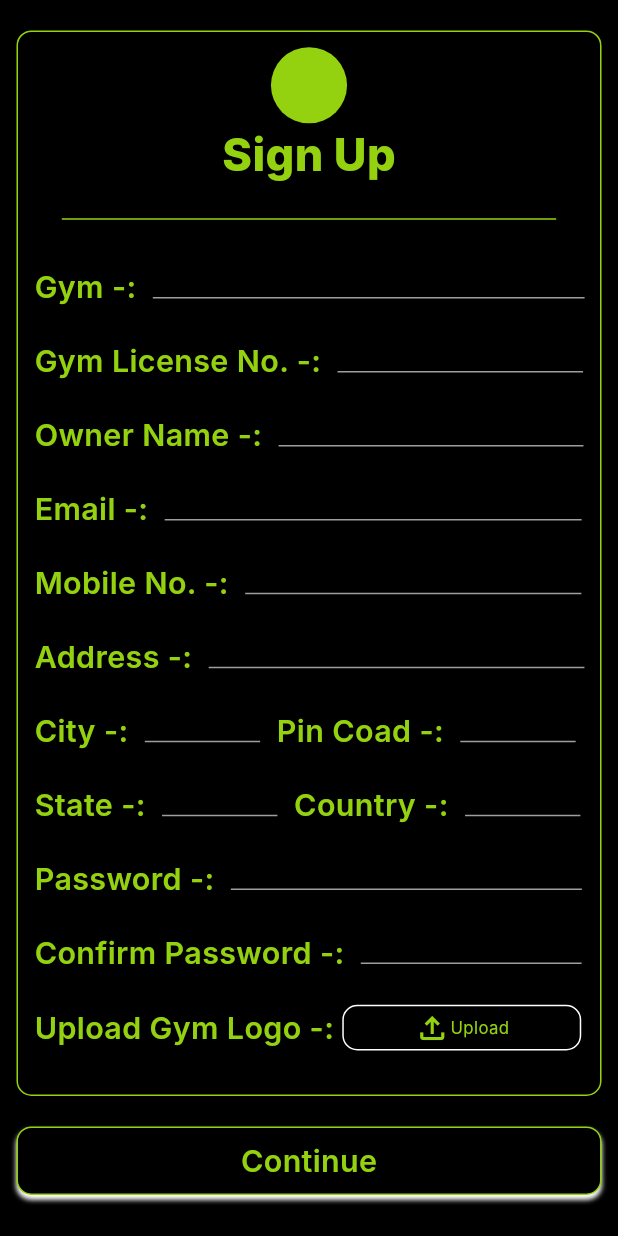
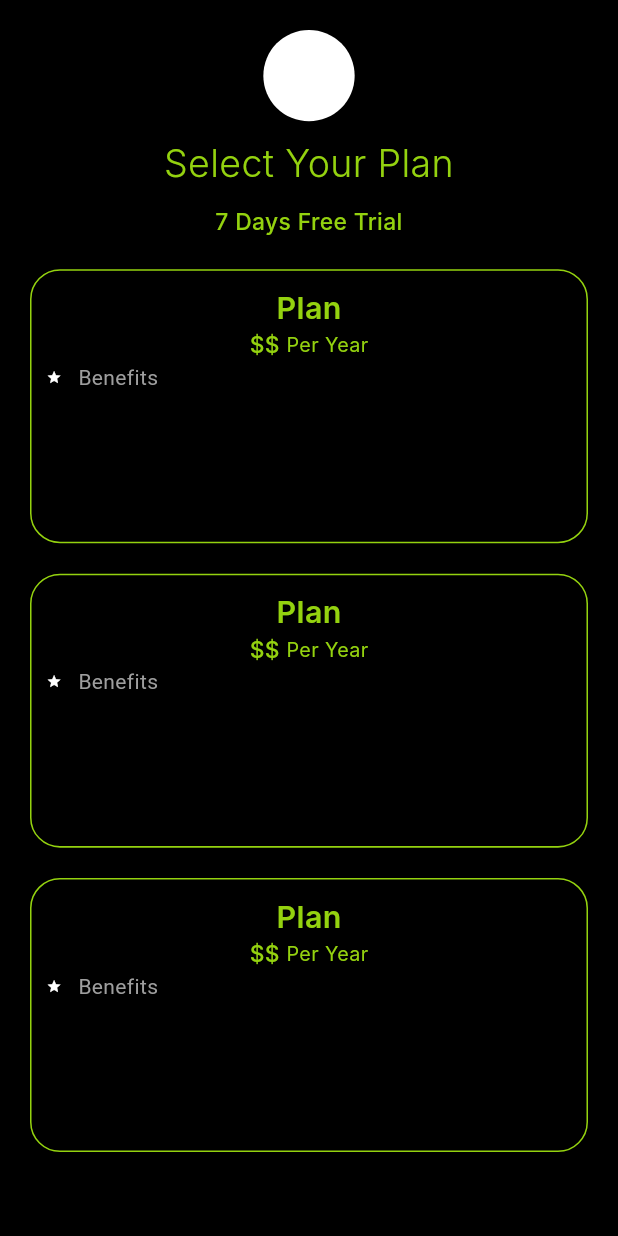
Before and after one commit to Sumeetbharali/360, a Flutter app: the SignUp screen opened by its route, after a tap on "Continue", on a phone screen of 412 x 824 dp. Run offline on Flutter 3.47's test engine with Material 3 defaults, Android fonts, the phone set to English and light mode, and no system bars; our stand-ins replace flutter_screenutil; Roboto replaces fonts that are missing (Inter).

Commit message:
-Plan selection

```diff
--- a/lib/core/configurations/app_router.dart
+++ b/lib/core/configurations/app_router.dart
@@ -3,6 +3,7 @@ import 'package:gym_management/core/configurations/pages_routes.dart';
 import 'package:gym_management/features/login/presentation/views/login_mail.dart';
 import 'package:gym_management/features/members/presentation/views/add_member.dart';
 import 'package:gym_management/features/members/presentation/views/member_information.dart';
+import 'package:gym_management/features/sign_up/presentation/views/plan_selection.dart';
 import 'package:gym_management/features/sign_up/presentation/views/sign_up.dart';
 
 import '../../features/login/presentation/views/login_options.dart';
@@ -27,6 +28,10 @@ class AppRouter {
         return MaterialPageRoute(
             builder: (context) => const SignUp(), settings: settings);
 
+      case PagesRoutes.planSelection:
+        return MaterialPageRoute(
+            builder: (context) => const PlanSelection(), settings: settings);
+
       case PagesRoutes.memberInformation:
         return MaterialPageRoute(
             builder: (context) => MemberInformation(), settings: settings);
--- a/lib/core/configurations/pages_routes.dart
+++ b/lib/core/configurations/pages_routes.dart
@@ -4,5 +4,6 @@ class PagesRoutes {
   static const String memberInformation = "/memberInformation";
   static const String loginWithMail = "/loginMail";
   static const String signUp = "/signUp";
+  static const String planSelection = "/planSelection";
   static const String addMember = "/addMember";
 }
--- a/lib/core/theme/text_styles.dart
+++ b/lib/core/theme/text_styles.dart
@@ -24,6 +24,11 @@ class MyTextStyles {
       fontFamily: 'Inter',
       color: ColorPalette.mainGreen,
       fontSize: 11.sp,
+      fontWeight: MyFontWeights.regular);
+  static TextStyle fontInter13MainGreenRegular = TextStyle(
+      fontFamily: 'Inter',
+      color: ColorPalette.mainGreen,
+      fontSize: 13.sp,
       fontWeight: MyFontWeights.regular);
   static TextStyle fontInter20BlackExtraBold = TextStyle(
       fontFamily: 'Inter',
--- /dev/null
+++ b/lib/features/sign_up/presentation/views/plan_selection.dart
@@ -0,0 +1,44 @@
+import 'package:flutter/material.dart';
+import 'package:flutter_screenutil/flutter_screenutil.dart';
+import 'package:gym_management/core/widgets/space.dart';
+
+import '../../../../core/theme/text_styles.dart';
+import '../widgets/plan.dart';
+
+class PlanSelection extends StatelessWidget {
+  const PlanSelection({super.key});
+
+  @override
+  Widget build(BuildContext context) {
+    return Scaffold(
+      body: Padding(
+        padding: const EdgeInsets.all(20),
+        child: Column(
+          crossAxisAlignment: CrossAxisAlignment.stretch,
+          children: [
+            CircleAvatar(
+              backgroundColor: Colors.white,
+              radius: 30.sp,
+            ),
+            verticalSpace(10),
+            Text("Select Your Plan",
+                textAlign: TextAlign.center,
+                style: MyTextStyles.fontInter20MainGreenLight
+                    .copyWith(fontSize: 25)),
+            verticalSpace(10),
+            Text("7 Days Free Trial",
+                textAlign: TextAlign.center,
+                style: MyTextStyles.fontInter15MainGreenMedium),
+            verticalSpace(20),
+            Expanded(
+                child: ListView.separated(
+                    itemBuilder: (context, index) => Plan(),
+                    separatorBuilder: (context, index) =>
+                        SizedBox(height: 20.h),
+                    itemCount: 3))
+          ],
+        ),
+      ),
+    );
+  }
+}
--- a/lib/features/sign_up/presentation/views/sign_up.dart
+++ b/lib/features/sign_up/presentation/views/sign_up.dart
@@ -1,5 +1,6 @@
 import 'package:flutter/material.dart';
 import 'package:flutter_screenutil/flutter_screenutil.dart';
+import 'package:gym_management/core/configurations/pages_routes.dart';
 import 'package:gym_management/features/sign_up/presentation/widgets/sign_up_body.dart';
 
 import '../../../../core/theme/color_palette.dart';
@@ -50,7 +51,8 @@ class SignUp extends StatelessWidget {
           ),
           verticalSpace(20),
           GestureDetector(
-              onTap: () {},
+              onTap: () =>
+                  Navigator.pushNamed(context, PagesRoutes.planSelection),
               child: Container(
                 margin: EdgeInsets.symmetric(horizontal: 10.w),
                 height: 45.h,
--- /dev/null
+++ b/lib/features/sign_up/presentation/widgets/plan.dart
@@ -0,0 +1,55 @@
+import 'package:flutter/material.dart';
+import 'package:flutter_screenutil/flutter_screenutil.dart';
+
+import '../../../../core/theme/color_palette.dart';
+import '../../../../core/theme/text_styles.dart';
+import '../../../../core/widgets/space.dart';
+
+class Plan extends StatelessWidget {
+  const Plan({
+    super.key,
+  });
+
+  @override
+  Widget build(BuildContext context) {
+    return Container(
+      padding: EdgeInsets.all(10),
+      height: 180.h,
+      decoration: BoxDecoration(
+          color: Colors.black,
+          borderRadius: BorderRadius.circular(20),
+          border: Border.all(color: ColorPalette.mainGreen, width: 1.sp)),
+      child: Column(
+        children: [
+          Text(
+            "Plan",
+            style: MyTextStyles.fontInter20MainGreenSemiBold,
+          ),
+          Row(
+            mainAxisAlignment: MainAxisAlignment.center,
+            children: [
+              Text(
+                "\$\$ ",
+                style: MyTextStyles.fontInter15MainGreenMedium,
+              ),
+              Text("Per Year", style: MyTextStyles.fontInter13MainGreenRegular)
+            ],
+          ),
+          Row(
+            children: [
+              Icon(
+                Icons.star,
+                size: 10.sp,
+              ),
+              horizontalSpace(10),
+              Text(
+                "Benefits",
+                textAlign: TextAlign.start,
+              ),
+            ],
+          )
+        ],
+      ),
+    );
+  }
+}
--- a/lib/features/sign_up/presentation/widgets/sign_up_body.dart
+++ b/lib/features/sign_up/presentation/widgets/sign_up_body.dart
@@ -13,7 +13,7 @@ class SignUpBody extends StatelessWidget {
   Widget build(BuildContext context) {
     return Column(
       children: [
-        SignupField(text: "Gym", width: 262),
+        SignupField(text: "Gym Name", width: 203),
         verticalSpace(20),
         SignupField(text: "Gym License No.", width: 149),
         verticalSpace(20),
@@ -29,7 +29,7 @@ class SignUpBody extends StatelessWidget {
           children: [
             SignupField(text: "City", width: 70),
             horizontalSpace(10),
-            SignupField(text: "Pin Coad", width: 70),
+            SignupField(text: "Pin Code", width: 70),
           ],
         ),
         verticalSpace(20),
```
